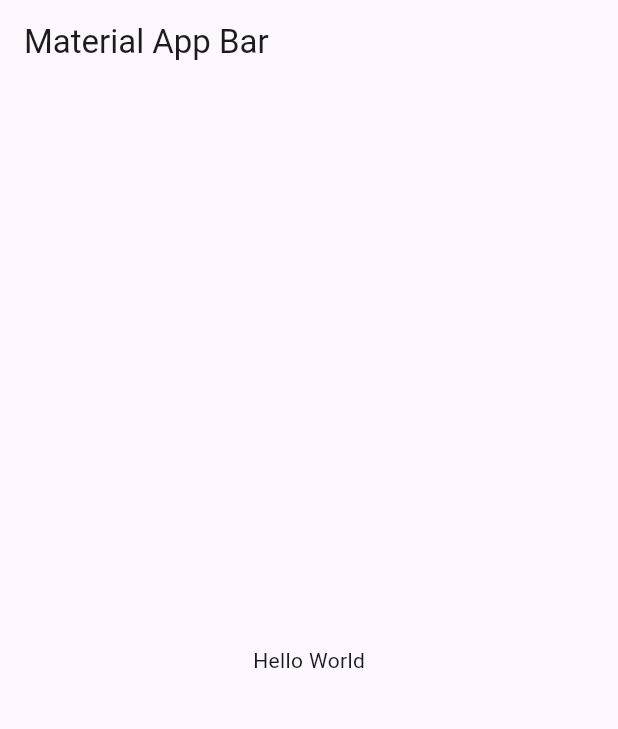
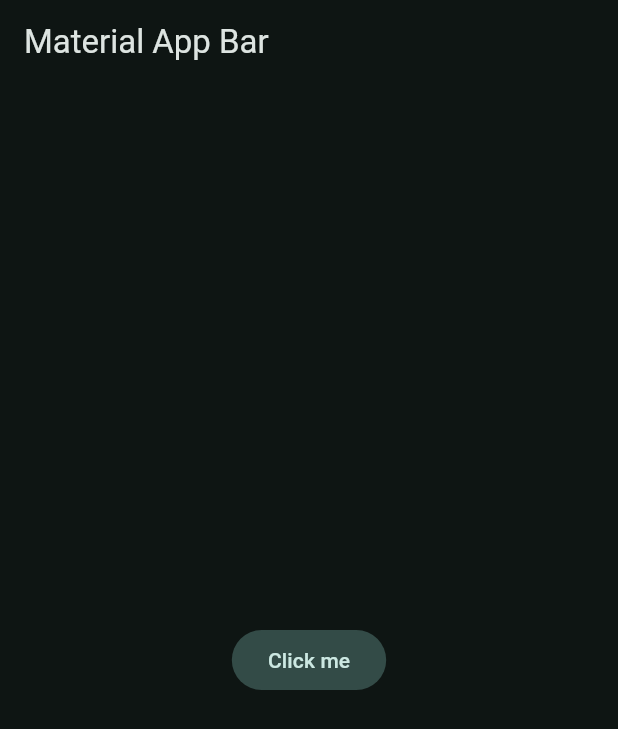
Before and after one commit to jonathanmtzgzz/talking_app, a Flutter app: the screen it shows after launch, on a phone screen of 412 x 824 dp. Shown: the top 729 px of the screen. Run offline on Flutter 3.47's test engine with Material 3 defaults, Android fonts, the phone set to English and light mode, and no system bars.

Commit message:
Add app theme configuration and update main.dart

```diff
--- /dev/null
+++ b/lib/config/theme/app_theme.dart
@@ -0,0 +1,28 @@
+import 'package:flutter/material.dart';
+
+const Color _customColor = Color(0xFF49149F);
+
+const List<Color> _colorThemes = [
+  _customColor,
+  Colors.blue,
+  Colors.teal,
+  Colors.green,
+  Colors.yellow,
+  Colors.orange,
+  Colors.pink,
+];
+
+class AppTheme {
+  final int selectedColor;
+
+  AppTheme({this.selectedColor = 0}):
+        assert(selectedColor >= 0 && selectedColor <= _colorThemes.length - 1,
+        'Colors must be between 0 and ${_colorThemes.length}');
+
+  ThemeData theme() {
+    return ThemeData(
+      useMaterial3: true, colorSchemeSeed: _colorThemes[selectedColor],
+      brightness: Brightness.dark
+    );
+  }
+}
--- a/lib/main.dart
+++ b/lib/main.dart
@@ -1,4 +1,5 @@
 import 'package:flutter/material.dart';
+import 'package:talking_app/config/theme/app_theme.dart';
 
 void main() => runApp(const MyApp());
 
@@ -9,12 +10,17 @@ class MyApp extends StatelessWidget {
   Widget build(BuildContext context) {
     return MaterialApp(
       title: 'Talking App',
+      debugShowCheckedModeBanner: false,
+      theme: AppTheme( selectedColor: 2 ).theme(),
       home: Scaffold(
         appBar: AppBar(
           title: const Text('Material App Bar'),
         ),
-        body: const Center(
-          child: Text('Hello World'),
+        body: Center(
+          child: FilledButton.tonal(
+            onPressed: () { },
+            child: const Text('Click me'),
+          ) ,
         ),
       ),
     );
```
